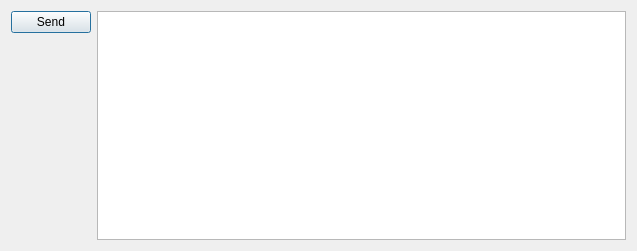
Before: the Qt Designer form source/HelpForMax/TestClient.ui in xavierxeon-music/WaMaxPackage, drawn with Qt 5.
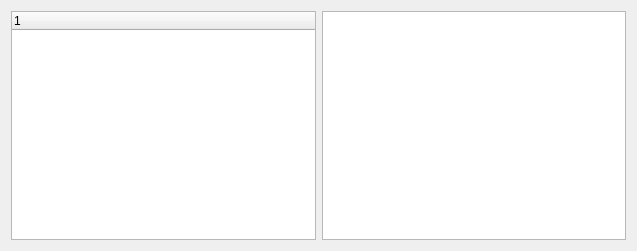
After: the same form once the commit is applied.

Commit message: nicer test client

The edit to the form file:
```diff
--- a/source/HelpForMax/TestClient.ui
+++ b/source/HelpForMax/TestClient.ui
@@ -14,28 +14,17 @@
    <string>HelpForMax TestClient</string>
   </property>
   <layout class="QGridLayout" name="gridLayout">
-   <item row="0" column="0">
-    <widget class="QPushButton" name="sendButton">
-     <property name="text">
-      <string>Send</string>
-     </property>
-    </widget>
-   </item>
    <item row="0" column="1" rowspan="2">
     <widget class="QTextEdit" name="textEdit"/>
    </item>
-   <item row="1" column="0">
-    <spacer name="verticalSpacer">
-     <property name="orientation">
-      <enum>Qt::Orientation::Vertical</enum>
-     </property>
-     <property name="sizeHint" stdset="0">
-      <size>
-       <width>20</width>
-       <height>190</height>
-      </size>
-     </property>
-    </spacer>
+   <item row="0" column="0" rowspan="2">
+    <widget class="QTreeWidget" name="selectTree">
+     <column>
+      <property name="text">
+       <string notr="true">1</string>
+      </property>
+     </column>
+    </widget>
    </item>
   </layout>
  </widget>
```
Left out of the diff: 2 changed lines with no effect on the pictures. The commit also changes 2 other files.
